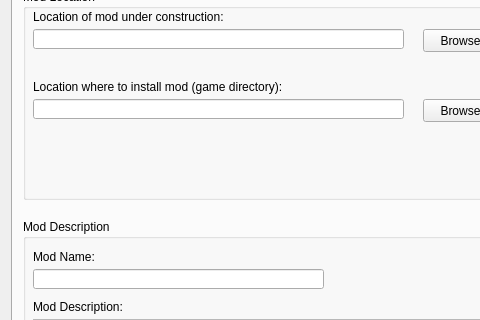
Old version of the form Editor/Level_Designer/mainwindow.ui in the repository kiseitai3/Engine_Eureka; both pictures show x 0 to 480 and y 94 to 414 of the 1019 by 653 pixel window.
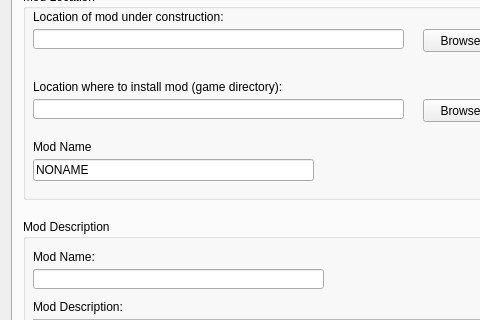
New version of the form.

```diff
--- a/Editor/Level_Designer/mainwindow.ui
+++ b/Editor/Level_Designer/mainwindow.ui
@@ -120,6 +120,35 @@
            <string>Browse</string>
           </property>
          </widget>
+         <widget class="QLineEdit" name="leModNamePrev">
+          <property name="geometry">
+           <rect>
+            <x>10</x>
+            <y>170</y>
+            <width>281</width>
+            <height>22</height>
+           </rect>
+          </property>
+          <property name="text">
+           <string>NONAME</string>
+          </property>
+          <property name="readOnly">
+           <bool>true</bool>
+          </property>
+         </widget>
+         <widget class="QLabel" name="label_26">
+          <property name="geometry">
+           <rect>
+            <x>10</x>
+            <y>150</y>
+            <width>71</width>
+            <height>16</height>
+           </rect>
+          </property>
+          <property name="text">
+           <string>Mod Name</string>
+          </property>
+         </widget>
         </widget>
         <widget class="QGroupBox" name="groupBox_2">
          <property name="geometry">
```
Left out of the diff: 65 changed lines with no effect on the pictures.
